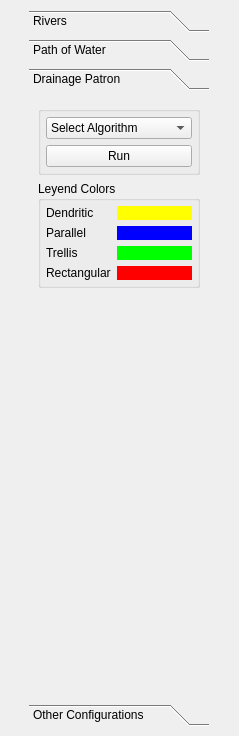
jtpefaur/runnel, file UI/toolbarsconfigmesh.ui: the form before one commit.
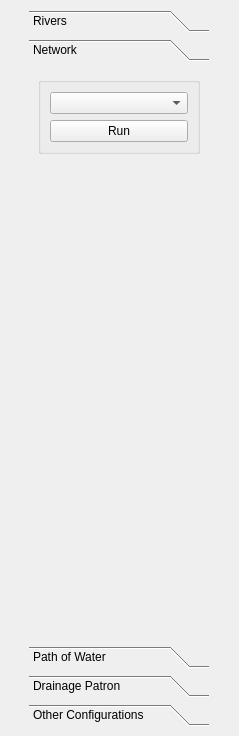
The form after the commit. The open tabs and pages were chosen to show the change.

```diff
--- a/UI/toolbarsconfigmesh.ui
+++ b/UI/toolbarsconfigmesh.ui
@@ -177,6 +177,50 @@
           </item>
          </layout>
         </widget>
+        <widget class="QWidget" name="network">
+         <attribute name="label">
+          <string>Network</string>
+         </attribute>
+         <layout class="QVBoxLayout" name="verticalLayout_15">
+          <item>
+           <widget class="QGroupBox" name="groupBox_2">
+            <property name="title">
+             <string/>
+            </property>
+            <layout class="QVBoxLayout" name="verticalLayout_14">
+             <item>
+              <widget class="QComboBox" name="network_value"/>
+             </item>
+             <item>
+              <widget class="QPushButton" name="network_button">
+               <property name="text">
+                <string>Run</string>
+               </property>
+              </widget>
+             </item>
+            </layout>
+           </widget>
+          </item>
+          <item>
+           <widget class="QWidget" name="network_conf" native="true">
+            <layout class="QVBoxLayout" name="verticalLayout_13"/>
+           </widget>
+          </item>
+          <item>
+           <spacer name="verticalSpacer_5">
+            <property name="orientation">
+             <enum>Qt::Vertical</enum>
+            </property>
+            <property name="sizeHint" stdset="0">
+             <size>
+              <width>20</width>
+              <height>419</height>
+             </size>
+            </property>
+           </spacer>
+          </item>
+         </layout>
+        </widget>
         <widget class="QWidget" name="path_of_water">
          <property name="geometry">
           <rect>
@@ -318,13 +362,13 @@
            <x>0</x>
            <y>0</y>
            <width>180</width>
-           <height>592</height>
+           <height>561</height>
           </rect>
          </property>
          <attribute name="label">
           <string>Drainage Patron</string>
          </attribute>
-         <layout class="QVBoxLayout" name="verticalLayout_2">
+         <layout class="QVBoxLayout" name="verticalLayout_17">
           <item>
            <widget class="QGroupBox" name="groupBox_6">
             <property name="sizePolicy">
@@ -363,16 +407,6 @@
                  <height>0</height>
                 </size>
                </property>
-               <item>
-                <property name="text">
-                 <string>Select Algorithm</string>
-                </property>
-               </item>
-               <item>
-                <property name="text">
-                 <string>ZhangGuilbert</string>
-                </property>
-               </item>
               </widget>
              </item>
              <item>
@@ -462,6 +496,11 @@
             </layout>
            </widget>
           </item>
+          <item>
+           <widget class="QWidget" name="patron_conf" native="true">
+            <layout class="QVBoxLayout" name="verticalLayout_2"/>
+           </widget>
+          </item>
           <item>
            <spacer name="verticalSpacer_3">
             <property name="orientation">
@@ -470,7 +509,7 @@
             <property name="sizeHint" stdset="0">
              <size>
               <width>20</width>
-              <height>371</height>
+              <height>311</height>
              </size>
             </property>
            </spacer>
```
Left out of the diff: 35 changed lines with no effect on the pictures.
